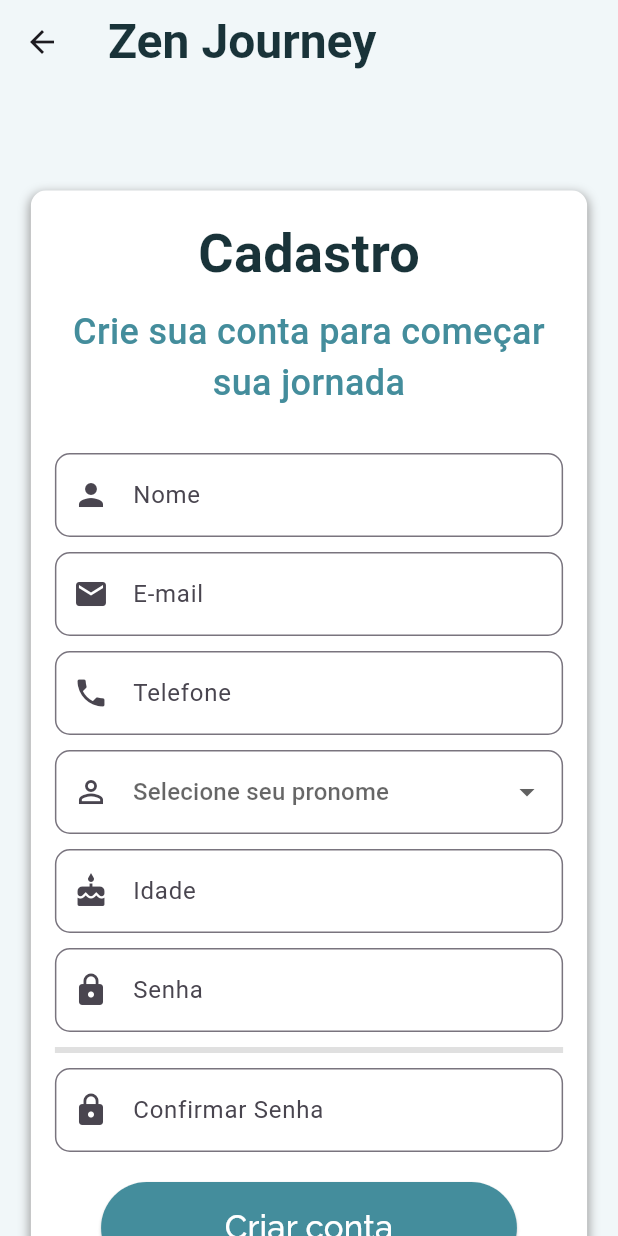
After one commit to YBraga35/aplicativo-bem-estar, a Flutter app: the Register screen opened by its route, on a phone screen of 412 x 824 dp. The commit adds this screen. Run offline on Flutter 3.47's test engine with Material 3 defaults, Android fonts, the phone set to English and light mode, and no system bars; our stand-ins replace firebase_auth, firebase_core, flutter_masked_text2, logger; accounts and stored records are empty; generated files the repository leaves out were written again.

Commit message:
Adicionei mascara de input, password strenght checker e também a dropdown box coma s opções de pronomes.

```diff
--- a/lib/controllers/autenticacao_controle.dart
+++ b/lib/controllers/autenticacao_controle.dart
@@ -17,4 +17,29 @@ class AutenticacaoControle {
       return e.message;
     }
   }
+
+  Future<String?> cadastrarUsuario({
+    required String nome,
+    required String email,
+    required String telefone,
+    required String pronomes,
+    required int idade,
+    required String senha,
+  }) async {
+    try {
+      UserCredential userCredential = await _firebaseAuth.createUserWithEmailAndPassword(
+        email: email,
+        password: senha,
+      );
+
+      // Atualizar o perfil do usuário
+      await userCredential.user?.updateDisplayName(nome);
+      await userCredential.user?.updatePhotoURL('URL_DA_FOTO_DE_PERFIL'); // Atualize com a URL da foto de perfil
+
+      logger.i("Usuário cadastrado com sucesso!");
+      return null;
+    } on FirebaseAuthException catch (e) {
+      return e.message;
+    }
+  }
 }
--- a/lib/routes/routes.dart
+++ b/lib/routes/routes.dart
@@ -2,6 +2,7 @@ import 'package:flutter/material.dart';
 import '../views/start/boas_vindas.dart';
 import '../views/start/sobre.dart';
 import '../views/start/authenticate.dart';
+import '../views/start/register.dart';
 import '../views/starting_trails/trail_preference.dart';
 import '../views/starting_trails/physical_goals.dart';
 import '../views/starting_trails/hobbies_goals.dart';
@@ -14,6 +15,7 @@ class AppRoutes {
   static const String boasVindas = '/';
   static const String sobre = '/sobre';
   static const String authenticate = '/authenticate';
+  static const String register = '/register';
   static const String trailPreference = '/trailPreference';
   static const String physicalGoals = '/physicalGoals';
   static const String hobbiesGoals = '/hobbiesGoals';
@@ -30,6 +32,8 @@ class AppRoutes {
         return MaterialPageRoute(builder: (_) => const Sobre());
       case authenticate:
         return MaterialPageRoute(builder: (_) => const Authenticate());
+      case register:
+        return MaterialPageRoute(builder: (_) => const Register());
       case trailPreference:
         return MaterialPageRoute(builder: (_) => const Trilhas());
       case physicalGoals:
--- /dev/null
+++ b/lib/views/start/register.dart
@@ -0,0 +1,290 @@
+import 'package:flutter/material.dart';
+import 'package:flutter_masked_text2/flutter_masked_text2.dart';
+import '/routes/routes.dart';
+import '/controllers/autenticacao_controle.dart';
+
+class Register extends StatefulWidget {
+  const Register({super.key});
+
+  @override
+  RegisterState createState() => RegisterState();
+}
+
+class RegisterState extends State<Register> {
+  final AutenticacaoControle _autenticacaoControle = AutenticacaoControle();
+  final TextEditingController _nomeController = TextEditingController();
+  final TextEditingController _emailController = TextEditingController();
+  final MaskedTextController _telefoneController = MaskedTextController(mask: '(00) 00000-0000');
+  final TextEditingController _idadeController = TextEditingController();
+  final TextEditingController _senhaController = TextEditingController();
+  final TextEditingController _confirmarSenhaController = TextEditingController();
+  bool _isLoading = false;
+  String? _errorMessage;
+  String? _selectedPronome;
+  double _passwordStrength = 0;
+
+  final List<String> _pronomesOptions = ['Ele/Dele', 'Ela/Dela', 'Elu/Delu'];
+
+  @override
+  Widget build(BuildContext context) {
+    final double screenWidth = MediaQuery.of(context).size.width;
+
+    return Scaffold(
+      backgroundColor: const Color(0xFFF1F7F9),
+      appBar: AppBar(
+        title: const Text(
+          'Zen Journey',
+          style: TextStyle(
+            fontSize: 32,
+            fontWeight: FontWeight.bold,
+            color: Color(0xFF193339),
+          ),
+        ),
+        backgroundColor: const Color(0xFFF1F7F9),
+        elevation: 0,
+      ),
+      body: SingleChildScrollView(
+        child: Padding(
+          padding: const EdgeInsets.all(16.0),
+          child: Center(
+            child: Column(
+              children: [
+                const SizedBox(height: 55),
+                Container(
+                  width: screenWidth * 0.9,
+                  decoration: BoxDecoration(
+                    color: Colors.white,
+                    borderRadius: BorderRadius.circular(10.0),
+                    boxShadow: const [
+                      BoxShadow(
+                        color: Colors.grey,
+                        blurRadius: 5.0,
+                        spreadRadius: 1.0,
+                        offset: Offset(0.0, 3.0),
+                      ),
+                    ],
+                  ),
+                  padding: const EdgeInsets.all(16.0),
+                  child: Column(
+                    mainAxisAlignment: MainAxisAlignment.center,
+                    crossAxisAlignment: CrossAxisAlignment.center,
+                    children: [
+                      const Text(
+                        'Cadastro',
+                        style: TextStyle(
+                          fontSize: 36,
+                          fontWeight: FontWeight.bold,
+                          color: Color(0xFF193339),
+                        ),
+                      ),
+                      const SizedBox(height: 10),
+                      const Text(
+                        'Crie sua conta para começar sua jornada',
+                        style: TextStyle(
+                          fontSize: 24,
+                          fontWeight: FontWeight.w500,
+                          color: Color(0xFF448D9C),
+                        ),
+                        textAlign: TextAlign.center,
+                      ),
+                      const SizedBox(height: 20),
+                      if (_errorMessage != null)
+                        Text(
+                          _errorMessage!,
+                          style: const TextStyle(color: Colors.red),
+                        ),
+                      const SizedBox(height: 10),
+                      TextField(
+                        controller: _nomeController,
+                        decoration: InputDecoration(
+                          labelText: 'Nome',
+                          prefixIcon: const Icon(Icons.person),
+                          border: OutlineInputBorder(
+                            borderRadius: BorderRadius.circular(10.0),
+                          ),
+                        ),
+                      ),
+                      const SizedBox(height: 10),
+                      TextField(
+                        controller: _emailController,
+                        decoration: InputDecoration(
+                          labelText: 'E-mail',
+                          prefixIcon: const Icon(Icons.email),
+                          border: OutlineInputBorder(
+                            borderRadius: BorderRadius.circular(10.0),
+                          ),
+                        ),
+                        keyboardType: TextInputType.emailAddress,
+                      ),
+                      const SizedBox(height: 10),
+                      TextField(
+                        controller: _telefoneController,
+                        decoration: InputDecoration(
+                          labelText: 'Telefone',
+                          prefixIcon: const Icon(Icons.phone),
+                          border: OutlineInputBorder(
+                            borderRadius: BorderRadius.circular(10.0),
+                          ),
+                        ),
+                        keyboardType: TextInputType.phone,
+                      ),
+                      const SizedBox(height: 10),
+                      DropdownButtonFormField<String>(
+                        value: _selectedPronome,
+                        hint: const Text('Selecione seu pronome'),
+                        onChanged: (String? newValue) {
+                          setState(() {
+                            _selectedPronome = newValue;
+                          });
+                        },
+                        items: _pronomesOptions.map((String pronome) {
+                          return DropdownMenuItem<String>(
+                            value: pronome,
+                            child: Text(pronome),
+                          );
+                        }).toList(),
+                        decoration: InputDecoration(
+                          prefixIcon: const Icon(Icons.person_outline),
+                          border: OutlineInputBorder(
+                            borderRadius: BorderRadius.circular(10.0),
+                          ),
+                        ),
+                      ),
+                      const SizedBox(height: 10),
+                      TextField(
+                        controller: _idadeController,
+                        decoration: InputDecoration(
+                          labelText: 'Idade',
+                          prefixIcon: const Icon(Icons.cake),
+                          border: OutlineInputBorder(
+                            borderRadius: BorderRadius.circular(10.0),
+                          ),
+                        ),
+                        keyboardType: TextInputType.number,
+                      ),
+                      const SizedBox(height: 10),
+                      TextField(
+                        controller: _senhaController,
+                        decoration: InputDecoration(
+                          labelText: 'Senha',
+                          prefixIcon: const Icon(Icons.lock),
+                          border: OutlineInputBorder(
+                            borderRadius: BorderRadius.circular(10.0),
+                          ),
+                        ),
+                        obscureText: true,
+                        onChanged: (value) {
+                          setState(() {
+                            _passwordStrength = _calculatePasswordStrength(value);
+                          });
+                        },
+                      ),
+                      const SizedBox(height: 10),
+                      LinearProgressIndicator(
+                        value: _passwordStrength,
+                        backgroundColor: Colors.grey[300],
+                        color: _passwordStrength > 0.7
+                            ? Colors.green
+                            : _passwordStrength > 0.4
+                                ? Colors.orange
+                                : Colors.red,
+                      ),
+                      const SizedBox(height: 10),
+                      TextField(
+                        controller: _confirmarSenhaController,
+                        decoration: InputDecoration(
+                          labelText: 'Confirmar Senha',
+                          prefixIcon: const Icon(Icons.lock),
+                          border: OutlineInputBorder(
+                            borderRadius: BorderRadius.circular(10.0),
+                          ),
+                        ),
+                        obscureText: true,
+                      ),
+                      const SizedBox(height: 20),
+                      if (_isLoading)
+                        const Center(child: CircularProgressIndicator())
+                      else ...[
+                        Center(
+                          child: ElevatedButton(
+                            onPressed: () async {
+                              if (_senhaController.text != _confirmarSenhaController.text) {
+                                setState(() {
+                                  _errorMessage = 'As senhas não coincidem';
+                                });
+                                return;
+                              }
+                              setState(() {
+                                _isLoading = true;
+                              });
+                              String? errorMessage = await _autenticacaoControle.cadastrarUsuario(
+                                nome: _nomeController.text,
+                                email: _emailController.text,
+                                telefone: _telefoneController.text,
+                                pronomes: _selectedPronome ?? '',
+                                idade: int.tryParse(_idadeController.text) ?? 0,
+                                senha: _senhaController.text,
+                              );
+                              setState(() {
+                                _isLoading = false;
+                                _errorMessage = errorMessage;
+                              });
+                              if (errorMessage == null) {
+                                Navigator.pushNamed(context, AppRoutes.trailPreference);
+                              }
+                            },
+                            style: ElevatedButton.styleFrom(
+                              padding: EdgeInsets.symmetric(
+                                horizontal: screenWidth * 0.2,
+                                vertical: 15,
+                              ),
+                              backgroundColor: const Color(0xFF448D9C),
+                            ),
+                            child: const Text(
+                              'Criar conta',
+                              style: TextStyle(
+                                fontFamily: 'Raleway',
+                                fontSize: 22,
+                                color: Colors.white,
+                              ),
+                            ),
+                          ),
+                        ),
+                        const SizedBox(height: 10),
+                        const Text(
+                          'Ao criar uma conta, você pode manter seu progresso e personalizar sua jornada.',
+                          style: TextStyle(
+                            fontSize: 16,
+                            color: Color(0xFF448D9C),
+                          ),
+                          textAlign: TextAlign.center,
+                        ),
+                      ],
+                    ],
+                  ),
+                ),
+              ],
+            ),
+          ),
+        ),
+      ),
+    );
+  }
+
+  double _calculatePasswordStrength(String password) {
+    if (password.isEmpty) {
+      return 0;
+    } else if (password.length < 6) {
+      return 0.1;
+    } else if (password.length < 8) {
+      return 0.3;
+    } else if (password.contains(RegExp(r'[A-Z]')) &&
+        password.contains(RegExp(r'[0-9]')) &&
+        password.contains(RegExp(r'[a-z]')) &&
+        password.contains(RegExp(r'[!@#$%^&*(),.?":{}|<>]'))) {
+      return 1.0;
+    } else {
+      return 0.7;
+    }
+  }
+}
--- a/pubspec.yaml
+++ b/pubspec.yaml
@@ -39,6 +39,7 @@ dependencies:
   firebase_core: ^3.6.0
   logger: ^2.4.0
   firebase_auth: ^5.3.1
+  flutter_masked_text2: 0.9.1
 
 dev_dependencies:
   flutter_test:
```
Also changed, not shown: pubspec.lock.
